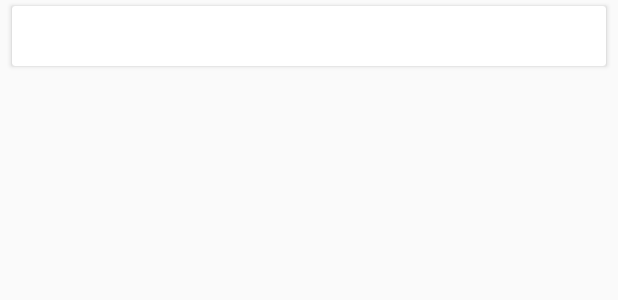
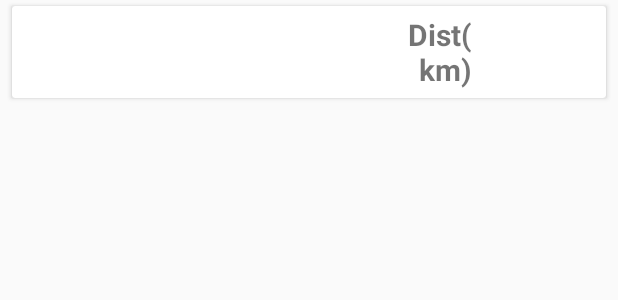
Before and after one commit to rduarte83/DADM, an Android app: the layout parques_item.xml on its own in the app's theme, with its tools: preview values and no code run, on a phone screen of 412 x 824 dp. Shown: the top 300 px of the screen. Run offline under Robolectric (Android 15) with nearby library versions, the phone set to English and light mode, and no system bars; network calls fail.

```diff
--- a/Epua/app/src/main/java/pt/epua/Refeicao.java
+++ b/Epua/app/src/main/java/pt/epua/Refeicao.java
@@ -190,7 +190,7 @@ public class Refeicao extends AppCompatActivity {
 
                                         }
                                     }
-                                    //Rest. Univ não contem objecto jantar - fix
+                                    //SNACK-BAR não contem objecto jantar - fix
                                     cantina = new Cantina(canteen, weekday, "Jantar", encerrado);
                                     cantinaArray.add(cantina);
                                 }
@@ -312,7 +312,7 @@ public class Refeicao extends AppCompatActivity {
                 error.printStackTrace();
             }
         });
-        //queue.getCache().clear();
+        queue.getCache().clear();
         queue.add(request);
     }
 
--- a/Epua/app/src/main/res/layout/parques_item.xml
+++ b/Epua/app/src/main/res/layout/parques_item.xml
@@ -18,21 +18,21 @@
 
             <TextView
                 android:id="@+id/tv_id"
-                android:layout_width="wrap_content"
+                android:layout_width="45dp"
                 android:layout_height="wrap_content"
                 android:layout_alignParentStart="true"
                 android:layout_alignParentTop="true"
                 android:layout_margin="5dp"
-                android:textSize="22sp"
+                android:textSize="20sp"
                 android:textStyle="bold" />
 
             <TextView
                 android:id="@+id/tv_nome"
                 android:layout_width="wrap_content"
                 android:layout_height="wrap_content"
-                android:layout_centerHorizontal="true"
+                android:layout_toRightOf="@id/tv_id"
                 android:layout_margin="5dp"
-                android:textSize="22sp"
+                android:textSize="20sp"
                 android:textStyle="bold" />
 
             <TextView
@@ -41,11 +41,24 @@
                 android:layout_height="wrap_content"
                 android:layout_alignParentEnd="true"
                 android:layout_margin="5dp"
-                android:textSize="22sp"
+                android:textSize="20sp"
                 android:textStyle="bold" />
 
+            <TextView
+                android:id="@+id/tv_distancia"
+                android:layout_width="60dp"
+                android:layout_height="wrap_content"
+                android:layout_toLeftOf="@id/tv_status"
+                android:layout_margin="5dp"
+                android:paddingEnd="10dp"
+                android:text="Dist(km)"
+                android:textAlignment="textEnd"
+                android:textSize="20sp"
+                android:textStyle="bold" />
+
+
             <ImageView
-                android:id="@+id/status"
+                android:id="@+id/tv_status"
                 android:layout_width="24dp"
                 android:layout_height="24dp"
                 android:layout_alignParentEnd="true"
--- a/Epua/app/src/main/res/values/strings.xml
+++ b/Epua/app/src/main/res/values/strings.xml
@@ -9,7 +9,7 @@
     <string name="tv_ementas">Ementas</string>
     <string name="tv_parques">Parques</string>
     <string name="tv_local">Local</string>
-    <string name="tv_parque">Parque</string>
+    <string name="tv_parque">P</string>
     <string name="tv_livres">Livres</string>
     <string name="tv_sopa">Sopa</string>
     <string name="tv_prato">Prato</string>
```
Also changed, not shown: Epua/app/src/main/java/pt/epua/AdapterParques.java (+3 -8 lines), Epua/app/src/main/java/pt/epua/MainActivity.java (+8 -1 lines), Epua/app/src/main/java/pt/epua/Parque.java (+7 -1 lines), Epua/app/src/main/java/pt/epua/Parques.java (+24 -21 lines), Epua/app/src/main/res/layout/activity_parques.xml (+14 -2 lines).
